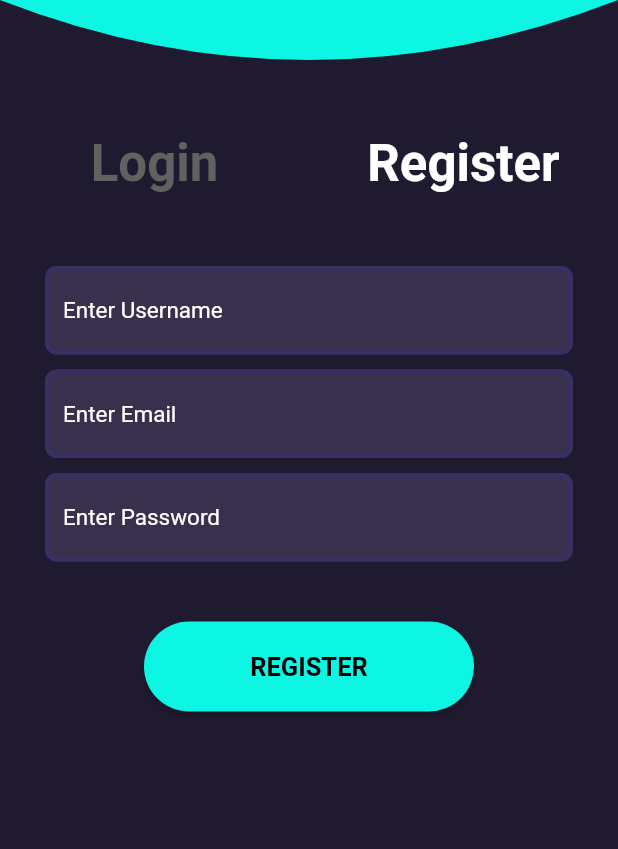
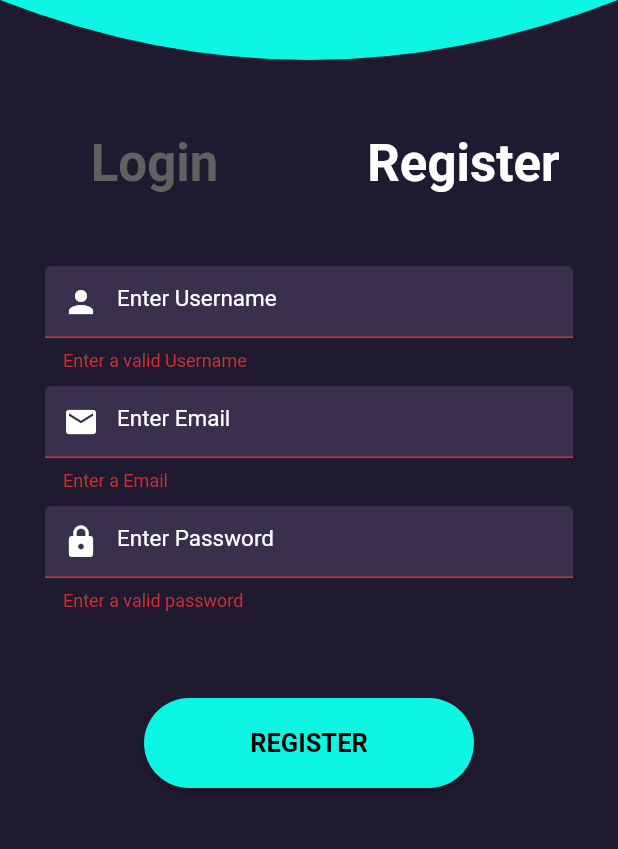
Before and after one commit to KJKR73/Tv-Tracker-App, a Flutter app: the screen it shows after launch, after a tap on "LOGIN", after a tap on "Register", after a tap on "REGISTER", on a phone screen of 412 x 824 dp, the part 249-1098 px from its top. Run offline on Flutter 3.47's test engine with Material 2 defaults, Android fonts, the phone set to English and light mode, and no system bars; our stand-ins replace fluttertoast, shared_preferences.

Commit message:
Register user working

```diff
--- a/lib/screens/authenticate/login.dart
+++ b/lib/screens/authenticate/login.dart
@@ -129,8 +129,13 @@ class _LoginState extends State<Login> {
                             ),
                             validator: (val) =>
                                 val.isEmpty ? "Enter a Email" : null,
-                            decoration: formDecoration()
-                                .copyWith(hintText: "Enter Email"),
+                            decoration: formDecoration().copyWith(
+                              hintText: "Enter Email",
+                              prefixIcon: Icon(
+                                Icons.email,
+                                color: Colors.white,
+                              ),
+                            ),
                           ),
                         ),
                         Container(
@@ -148,8 +153,13 @@ class _LoginState extends State<Login> {
                             ),
                             validator: (val) =>
                                 val.isEmpty ? "Enter a valid password" : null,
-                            decoration: formDecoration()
-                                .copyWith(hintText: "Enter Password"),
+                            decoration: formDecoration().copyWith(
+                              hintText: "Enter Password",
+                              prefixIcon: Icon(
+                                Icons.lock,
+                                color: Colors.white,
+                              ),
+                            ),
                           ),
                         ),
                         Text(
@@ -200,7 +210,8 @@ class _LoginState extends State<Login> {
                                   });
                                 }
                                 // Save the user data in the shared prefs fo the first time
-                                saveDataLocal(json.decode(responseServer));
+                                await saveDataLocal(
+                                    json.decode(responseServer));
                               }
                             },
                           ),
--- a/lib/screens/authenticate/register.dart
+++ b/lib/screens/authenticate/register.dart
@@ -1,4 +1,7 @@
+import 'dart:convert';
+import 'package:fluttertoast/fluttertoast.dart';
 import 'package:flutter/material.dart';
+import 'package:tv_tracker_flutter/services/authentication/auth.dart';
 import 'package:tv_tracker_flutter/shared/constants.dart';
 
 class Register extends StatefulWidget {
@@ -10,6 +13,12 @@ class Register extends StatefulWidget {
 
 class _RegisterState extends State<Register> {
   final _formkey = GlobalKey<FormState>();
+  final AuthService _auth = new AuthService();
+  String username;
+  String email;
+  String password;
+  String err;
+
   @override
   Widget build(BuildContext context) {
     var height = MediaQuery.of(context).size.height;
@@ -101,13 +110,23 @@ class _RegisterState extends State<Register> {
                             bottom: 10,
                           ),
                           child: TextFormField(
+                            onChanged: (value) {
+                              setState(() {
+                                this.username = value;
+                              });
+                            },
                             style: TextStyle(
                               color: Colors.white,
                             ),
                             validator: (val) =>
                                 val.isEmpty ? "Enter a valid Username" : null,
-                            decoration: formDecoration()
-                                .copyWith(hintText: "Enter Username"),
+                            decoration: formDecoration().copyWith(
+                              hintText: "Enter Username",
+                              prefixIcon: Icon(
+                                Icons.person,
+                                color: Colors.white,
+                              ),
+                            ),
                           ),
                         ),
                         Container(
@@ -115,13 +134,23 @@ class _RegisterState extends State<Register> {
                             bottom: 10,
                           ),
                           child: TextFormField(
+                            onChanged: (value) {
+                              setState(() {
+                                this.email = value;
+                              });
+                            },
                             style: TextStyle(
                               color: Colors.white,
                             ),
                             validator: (val) =>
                                 val.isEmpty ? "Enter a Email" : null,
-                            decoration: formDecoration()
-                                .copyWith(hintText: "Enter Email"),
+                            decoration: formDecoration().copyWith(
+                              hintText: "Enter Email",
+                              prefixIcon: Icon(
+                                Icons.email,
+                                color: Colors.white,
+                              ),
+                            ),
                           ),
                         ),
                         Container(
@@ -129,13 +158,30 @@ class _RegisterState extends State<Register> {
                             bottom: 40,
                           ),
                           child: TextFormField(
+                            onChanged: (value) {
+                              setState(() {
+                                this.password = value;
+                              });
+                            },
                             style: TextStyle(
                               color: Colors.white,
                             ),
                             validator: (val) =>
                                 val.isEmpty ? "Enter a valid password" : null,
-                            decoration: formDecoration()
-                                .copyWith(hintText: "Enter Password"),
+                            decoration: formDecoration().copyWith(
+                              hintText: "Enter Password",
+                              prefixIcon: Icon(
+                                Icons.lock,
+                                color: Colors.white,
+                              ),
+                            ),
+                          ),
+                        ),
+                        Text(
+                          err == null ? "" : this.err,
+                          style: TextStyle(
+                            color: Colors.red,
+                            fontSize: 15,
                           ),
                         ),
                         ButtonTheme(
@@ -154,7 +200,41 @@ class _RegisterState extends State<Register> {
                                 fontWeight: FontWeight.bold,
                               ),
                             ),
-                            onPressed: () {},
+                            onPressed: () async {
+                              if (_formkey.currentState.validate()) {
+                                Map body = {
+                                  "username": this.username,
+                                  "email": this.email,
+                                  "password": this.password,
+                                };
+
+                                var response = await _auth.registerUser(body);
+
+                                // check if the user was saved
+                                try {
+                                  if (response.statusCode == 200) {
+                                    Fluttertoast.showToast(
+                                      msg: "Success",
+                                      toastLength: Toast.LENGTH_SHORT,
+                                      gravity: ToastGravity.CENTER,
+                                      timeInSecForIosWeb: 1,
+                                      backgroundColor:
+                                          Color.fromRGBO(32, 26, 48, 1),
+                                      textColor:
+                                          Color.fromRGBO(13, 245, 227, 1),
+                                      fontSize: 16.0,
+                                    );
+                                    widget.toggleView();
+                                  } else {
+                                    setState(() {
+                                      this.err = response.body.toString();
+                                    });
+                                  }
+                                } catch (ex) {
+                                  print(ex);
+                                }
+                              }
+                            },
                           ),
                         )
                       ],
--- a/lib/screens/home/home.dart
+++ b/lib/screens/home/home.dart
@@ -37,11 +37,6 @@ class _HomeState extends State<Home> {
     pref.clear();
   }
 
-  // void initState() {
-  //   getData();
-  //   getData1();
-  // }
-
   @override
   Widget build(BuildContext context) {
     return Scaffold(
--- a/lib/services/authentication/auth.dart
+++ b/lib/services/authentication/auth.dart
@@ -12,4 +12,13 @@ class AuthService {
     );
     return response.body;
   }
+
+  Future<dynamic> registerUser(body) async {
+    var response = await post(
+      "http://192.168.29.72:7000/api/register/",
+      body: json.encode(body),
+      headers: {"Content-Type": "application/json"},
+    );
+    return response;
+  }
 }
--- a/pubspec.yaml
+++ b/pubspec.yaml
@@ -29,6 +29,7 @@ dependencies:
   cupertino_icons: ^0.1.3
   http: ^0.12.2
   shared_preferences: ^0.5.10
+  fluttertoast: ^7.0.2
 
 dev_dependencies:
   flutter_test:
```
Also changed, not shown: pubspec.lock.
